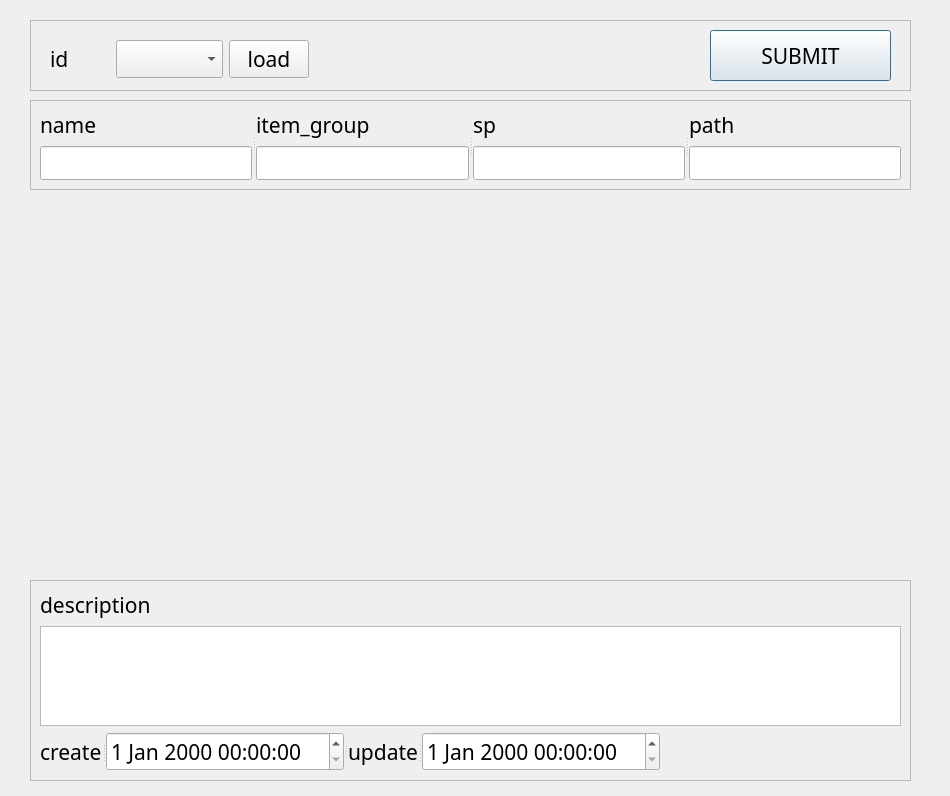
Above: ui/ipDialog.ui from SuhYeoJee/OrderManager before the change. Below: the same form after it.
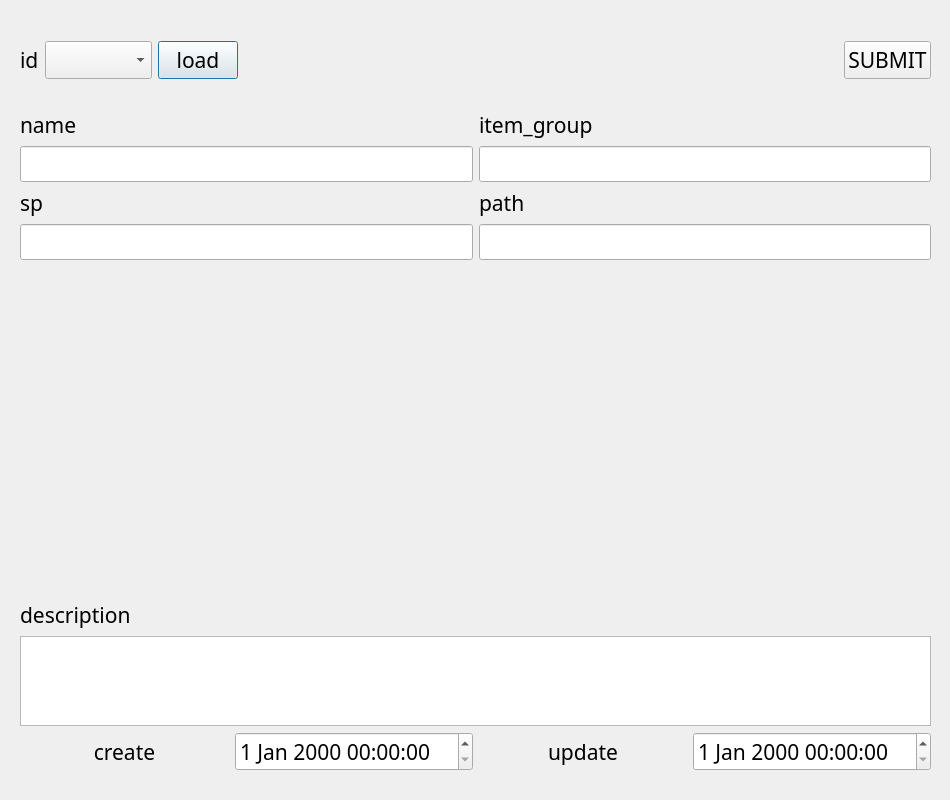
That is the form after the change.

```diff
--- a/ui/ipDialog.ui
+++ b/ui/ipDialog.ui
@@ -7,7 +7,7 @@
     <x>0</x>
     <y>0</y>
     <width>950</width>
-    <height>796</height>
+    <height>800</height>
    </rect>
   </property>
   <property name="font">
@@ -19,219 +19,182 @@
   <property name="windowTitle">
    <string>Dialog</string>
   </property>
-  <widget class="QFrame" name="frame">
+  <widget class="QWidget" name="gridLayoutWidget_3">
    <property name="geometry">
     <rect>
-     <x>30</x>
-     <y>100</y>
-     <width>881</width>
-     <height>90</height>
-    </rect>
-   </property>
-   <property name="frameShape">
-    <enum>QFrame::StyledPanel</enum>
-   </property>
-   <property name="frameShadow">
-    <enum>QFrame::Raised</enum>
-   </property>
-   <layout class="QGridLayout" name="gridLayout">
-    <item row="0" column="0">
-     <widget class="QSplitter" name="splitter_2">
-      <property name="orientation">
-       <enum>Qt::Horizontal</enum>
-      </property>
-      <widget class="QWidget" name="layoutWidget">
-       <layout class="QVBoxLayout" name="verticalLayout_5">
-        <item>
-         <widget class="QLabel" name="label_14">
-          <property name="text">
-           <string>name</string>
-          </property>
-         </widget>
-        </item>
-        <item>
-         <widget class="QLineEdit" name="nameLineEdit">
-          <property name="maximumSize">
-           <size>
-            <width>500</width>
-            <height>16777215</height>
-           </size>
-          </property>
-         </widget>
-        </item>
-       </layout>
-      </widget>
-      <widget class="QWidget" name="layoutWidget_2">
-       <layout class="QVBoxLayout" name="verticalLayout_6">
-        <item>
-         <widget class="QLabel" name="label_19">
-          <property name="text">
-           <string>item_group</string>
-          </property>
-         </widget>
-        </item>
-        <item>
-         <widget class="QLineEdit" name="item_groupLineEdit">
-          <property name="maximumSize">
-           <size>
-            <width>500</width>
-            <height>16777215</height>
-           </size>
-          </property>
-         </widget>
-        </item>
-       </layout>
-      </widget>
-      <widget class="QWidget" name="layoutWidget_4">
-       <layout class="QVBoxLayout" name="verticalLayout_9">
-        <item>
-         <widget class="QLabel" name="label_22">
-          <property name="text">
-           <string>sp</string>
-          </property>
-         </widget>
-        </item>
-        <item>
-         <widget class="QLineEdit" name="spLineEdit">
-          <property name="maximumSize">
-           <size>
-            <width>500</width>
-            <height>16777215</height>
-           </size>
-          </property>
-         </widget>
-        </item>
-       </layout>
-      </widget>
-      <widget class="QWidget" name="layoutWidget_3">
-       <layout class="QVBoxLayout" name="verticalLayout_7">
-        <item>
-         <widget class="QLabel" name="label_20">
-          <property name="text">
-           <string>path</string>
-          </property>
-         </widget>
-        </item>
-        <item>
-         <widget class="QLineEdit" name="pathLineEdit">
-          <property name="maximumSize">
-           <size>
-            <width>500</width>
-            <height>16777215</height>
-           </size>
-          </property>
-         </widget>
-        </item>
-       </layout>
-      </widget>
-     </widget>
-    </item>
-   </layout>
-  </widget>
-  <widget class="QFrame" name="frame_2">
-   <property name="geometry">
-    <rect>
-     <x>30</x>
+     <x>20</x>
      <y>20</y>
-     <width>881</width>
-     <height>71</height>
+     <width>911</width>
+     <height>80</height>
     </rect>
    </property>
-   <property name="frameShape">
-    <enum>QFrame::StyledPanel</enum>
-   </property>
-   <property name="frameShadow">
-    <enum>QFrame::Raised</enum>
-   </property>
-   <widget class="QPushButton" name="submitBtn">
-    <property name="geometry">
-     <rect>
-      <x>680</x>
-      <y>10</y>
-      <width>181</width>
-      <height>51</height>
-     </rect>
-    </property>
-    <property name="text">
-     <string>SUBMIT</string>
-    </property>
-   </widget>
-   <widget class="QWidget" name="layoutWidget">
-    <property name="geometry">
-     <rect>
-      <x>20</x>
-      <y>20</y>
-      <width>259</width>
-      <height>38</height>
-     </rect>
-    </property>
-    <layout class="QHBoxLayout" name="horizontalLayout">
-     <item>
-      <widget class="QLabel" name="label_12">
-       <property name="text">
-        <string>id</string>
-       </property>
-      </widget>
-     </item>
-     <item>
-      <widget class="QComboBox" name="idComboBox"/>
-     </item>
-     <item>
-      <widget class="QPushButton" name="loadBtn">
-       <property name="text">
-        <string>load</string>
-       </property>
-      </widget>
-     </item>
-    </layout>
-   </widget>
+   <layout class="QGridLayout" name="gridLayout_4">
+    <item row="0" column="2">
+     <widget class="QPushButton" name="loadBtn">
+      <property name="text">
+       <string>load</string>
+      </property>
+     </widget>
+    </item>
+    <item row="0" column="1">
+     <widget class="QComboBox" name="idComboBox"/>
+    </item>
+    <item row="0" column="4">
+     <spacer name="horizontalSpacer">
+      <property name="orientation">
+       <enum>Qt::Horizontal</enum>
+      </property>
+      <property name="sizeHint" stdset="0">
+       <size>
+        <width>40</width>
+        <height>20</height>
+       </size>
+      </property>
+     </spacer>
+    </item>
+    <item row="0" column="0">
+     <widget class="QLabel" name="label_12">
+      <property name="text">
+       <string>id</string>
+      </property>
+     </widget>
+    </item>
+    <item row="0" column="5">
+     <widget class="QPushButton" name="submitBtn">
+      <property name="text">
+       <string>SUBMIT</string>
+      </property>
+     </widget>
+    </item>
+   </layout>
   </widget>
-  <widget class="QFrame" name="frame_3">
+  <widget class="QWidget" name="gridLayoutWidget">
    <property name="geometry">
     <rect>
-     <x>30</x>
-     <y>580</y>
-     <width>881</width>
-     <height>201</height>
+     <x>20</x>
+     <y>600</y>
+     <width>911</width>
+     <height>171</height>
     </rect>
    </property>
-   <property name="frameShape">
-    <enum>QFrame::StyledPanel</enum>
-   </property>
-   <property name="frameShadow">
-    <enum>QFrame::Raised</enum>
-   </property>
-   <layout class="QFormLayout" name="formLayout_2">
-    <item row="0" column="0">
-     <widget class="QLabel" name="label_15">
-      <property name="text">
-       <string>description</string>
-      </property>
-     </widget>
-    </item>
-    <item row="2" column="0">
-     <widget class="QSplitter" name="splitter">
-      <property name="orientation">
-       <enum>Qt::Horizontal</enum>
-      </property>
-      <widget class="QLabel" name="label_16">
-       <property name="text">
-        <string>create</string>
-       </property>
-      </widget>
-      <widget class="QDateTimeEdit" name="reg_dateDateTimeEdit"/>
-      <widget class="QLabel" name="label_17">
-       <property name="text">
-        <string>update</string>
-       </property>
-      </widget>
-      <widget class="QDateTimeEdit" name="update_dateDateTimeEdit"/>
-     </widget>
-    </item>
-    <item row="1" column="0" colspan="2">
+   <layout class="QGridLayout" name="gridLayout_2">
+    <item row="1" column="0" colspan="4">
      <widget class="QPlainTextEdit" name="descriptionPlainTextEdit">
       <property name="plainText">
        <string/>
+      </property>
+     </widget>
+    </item>
+    <item row="2" column="2">
+     <widget class="QLabel" name="label_17">
+      <property name="text">
+       <string>update</string>
+      </property>
+      <property name="alignment">
+       <set>Qt::AlignCenter</set>
+      </property>
+     </widget>
+    </item>
+    <item row="2" column="0">
+     <widget class="QLabel" name="label_16">
+      <property name="text">
+       <string>create</string>
+      </property>
+      <property name="alignment">
+       <set>Qt::AlignCenter</set>
+      </property>
+     </widget>
+    </item>
+    <item row="2" column="3">
+     <widget class="QDateTimeEdit" name="update_dateDateTimeEdit"/>
+    </item>
+    <item row="2" column="1">
+     <widget class="QDateTimeEdit" name="reg_dateDateTimeEdit"/>
+    </item>
+    <item row="0" column="0" colspan="4">
+     <widget class="QLabel" name="label_15">
+      <property name="text">
+       <string>description</string>
+      </property>
+     </widget>
+    </item>
+   </layout>
+  </widget>
+  <widget class="QWidget" name="gridLayoutWidget_2">
+   <property name="geometry">
+    <rect>
+     <x>20</x>
+     <y>110</y>
+     <width>911</width>
+     <height>151</height>
+    </rect>
+   </property>
+   <layout class="QGridLayout" name="gridLayout_3">
+    <item row="2" column="1">
+     <widget class="QLabel" name="label_20">
+      <property name="text">
+       <string>path</string>
+      </property>
+     </widget>
+    </item>
+    <item row="1" column="1">
+     <widget class="QLineEdit" name="item_groupLineEdit">
+      <property name="maximumSize">
+       <size>
+        <width>500</width>
+        <height>16777215</height>
+       </size>
+      </property>
+     </widget>
+    </item>
+    <item row="0" column="1">
+     <widget class="QLabel" name="label_19">
+      <property name="text">
+       <string>item_group</string>
+      </property>
+     </widget>
+    </item>
+    <item row="0" column="0">
+     <widget class="QLabel" name="label_14">
+      <property name="text">
+       <string>name</string>
+      </property>
+     </widget>
+    </item>
+    <item row="1" column="0">
+     <widget class="QLineEdit" name="nameLineEdit">
+      <property name="maximumSize">
+       <size>
+        <width>500</width>
+        <height>16777215</height>
+       </size>
+      </property>
+     </widget>
+    </item>
+    <item row="3" column="1">
+     <widget class="QLineEdit" name="pathLineEdit">
+      <property name="maximumSize">
+       <size>
+        <width>500</width>
+        <height>16777215</height>
+       </size>
+      </property>
+     </widget>
+    </item>
+    <item row="3" column="0">
+     <widget class="QLineEdit" name="spLineEdit">
+      <property name="maximumSize">
+       <size>
+        <width>500</width>
+        <height>16777215</height>
+       </size>
+      </property>
+     </widget>
+    </item>
+    <item row="2" column="0">
+     <widget class="QLabel" name="label_22">
+      <property name="text">
+       <string>sp</string>
       </property>
      </widget>
     </item>
```
